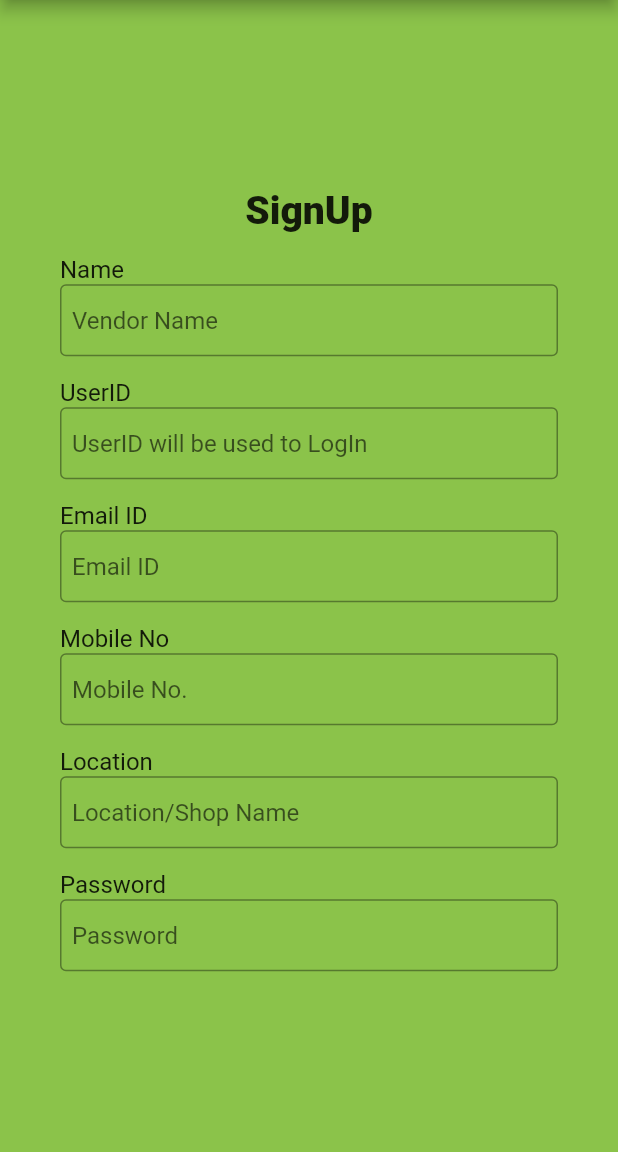
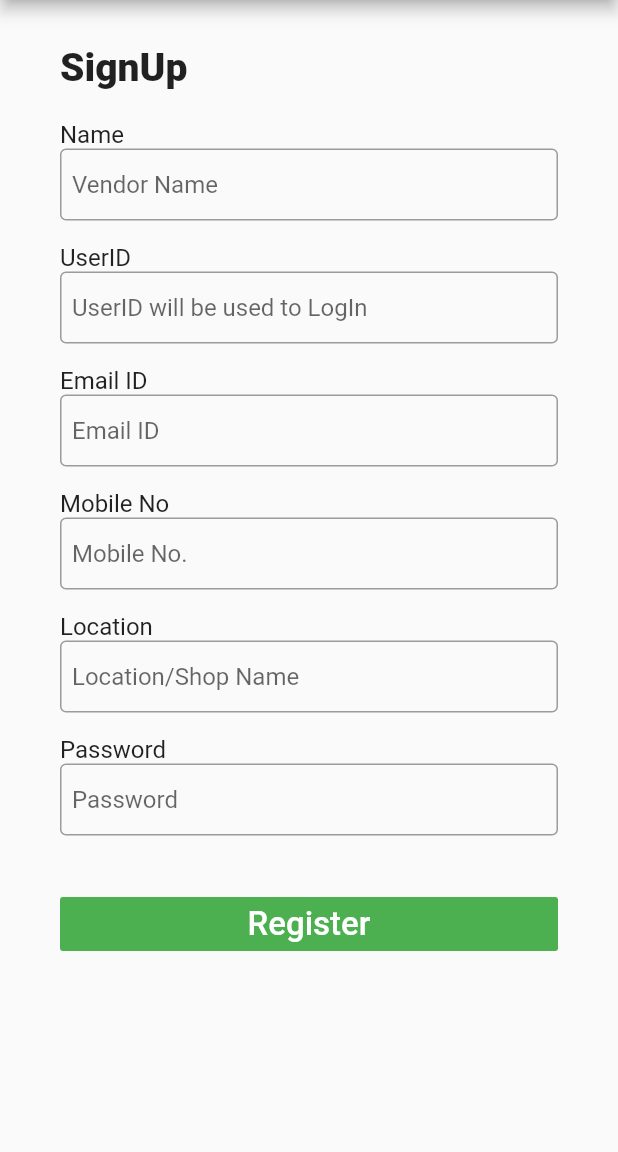
Before and after one commit to Jaideep1099/Stay_home_admin, a Flutter app: the screen it shows after launch, on a phone screen of 412 x 824 dp, the part 84-1236 px from its top. Run offline on Flutter 3.47's test engine with Material 2 defaults, Android fonts, the phone set to English and light mode, and no system bars.

Commit message:
Added Register Layout

```diff
--- a/lib/main.dart
+++ b/lib/main.dart
@@ -49,7 +49,7 @@ class _MyAppState extends State<MyApp> {
             appBar: AppBar(
               title: Text("Stay Home Admin"),
             ),
-            backgroundColor: Colors.lightGreen,
+          //  backgroundColor: Colors.lightGreen,
             body: (sgn == 1)
             ? Column(
               mainAxisSize: MainAxisSize.max,
--- a/lib/signup.dart
+++ b/lib/signup.dart
@@ -6,12 +6,12 @@ class SignUp extends StatelessWidget {
   SignUp();
   @override
   Widget build(BuildContext context) {
-    return Column(
-        mainAxisSize: MainAxisSize.max,
-        mainAxisAlignment: MainAxisAlignment.center,
+    return ListView(
+        //  mainAxisSize: MainAxisSize.max,
+        //  mainAxisAlignment: MainAxisAlignment.center,
         children: <Widget>[
           Container(
-            padding: EdgeInsets.fromLTRB(40, 10, 40, 5),
+            padding: EdgeInsets.fromLTRB(40, 30, 40, 10),
             child: Text(
               "SignUp",
               textAlign: TextAlign.left,
@@ -34,6 +34,7 @@ class SignUp extends StatelessWidget {
                 TextField(
                     obscureText: false,
                     decoration: InputDecoration(
+                        hoverColor: Colors.white,
                         contentPadding: EdgeInsets.all(8),
                         border: OutlineInputBorder(),
                         hintText: "Vendor Name")),
@@ -135,6 +136,19 @@ class SignUp extends StatelessWidget {
               ],
             ),
           ),
+          Container(
+              padding: EdgeInsets.fromLTRB(40, 30, 40, 5),
+              child: FlatButton(
+                color: Colors.green,
+                textColor: Colors.white,
+                onPressed: () {},
+                child: Text(
+                  "Register",
+                  style: TextStyle(
+                    fontSize: 22,
+                  ),
+                ),
+              )),
         ]);
   }
 }
```
